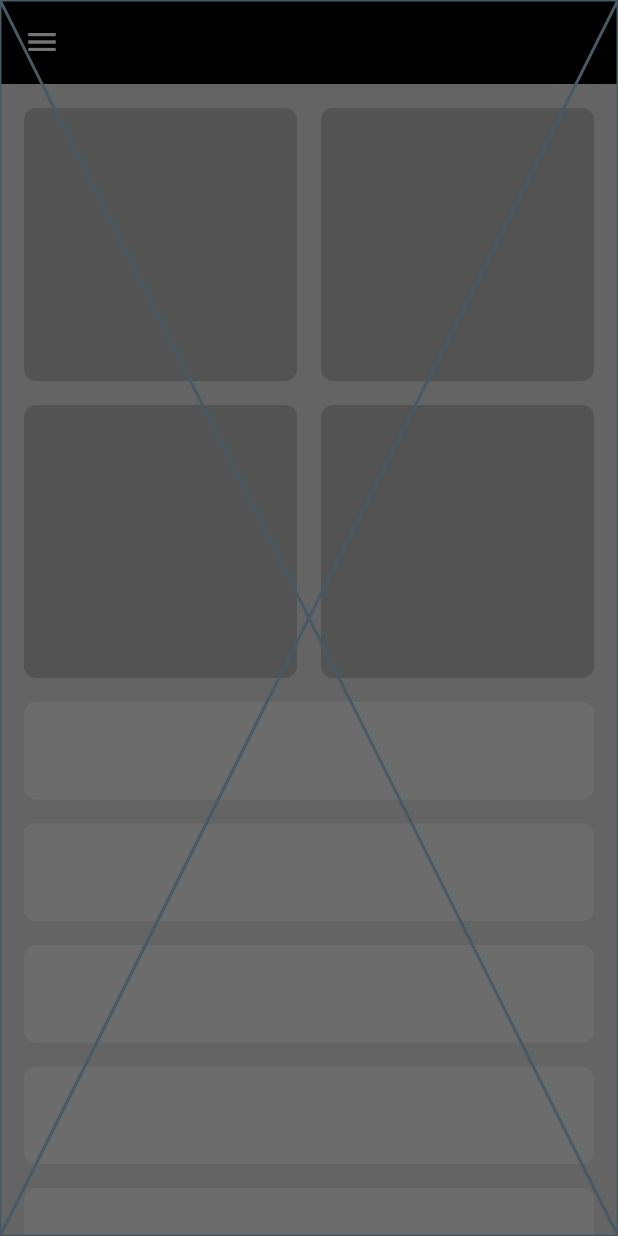
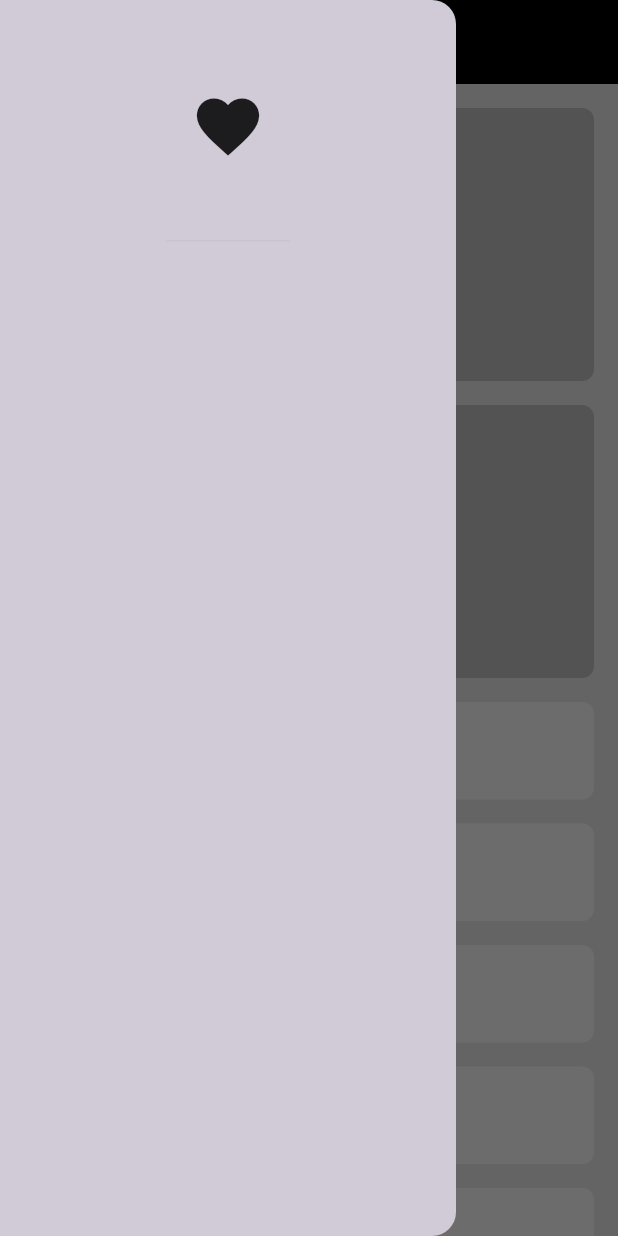
Before and after one commit to KingNarmar/adaptaive_app, a Flutter app: the screen it shows after launch, with the side drawer open, on a phone screen of 412 x 824 dp. Run offline on Flutter 3.47's test engine with Material 3 defaults, Android fonts, the phone set to English and light mode, and no system bars.

Commit message:
Video 19 Drawer Header

```diff
--- a/lib/screens/widgets/custom_drawer.dart
+++ b/lib/screens/widgets/custom_drawer.dart
@@ -5,6 +5,17 @@ class CustomDrawer extends StatelessWidget {
 
   @override
   Widget build(BuildContext context) {
-    return const Placeholder();
+    return const Drawer(
+        backgroundColor: Color(0xffD0CBD6),
+        child: Column(
+          children: [
+            DrawerHeader(
+              child: Icon(
+                Icons.favorite,
+                size: 50,
+              ),
+            ),
+          ],
+        ));
   }
 }
```
